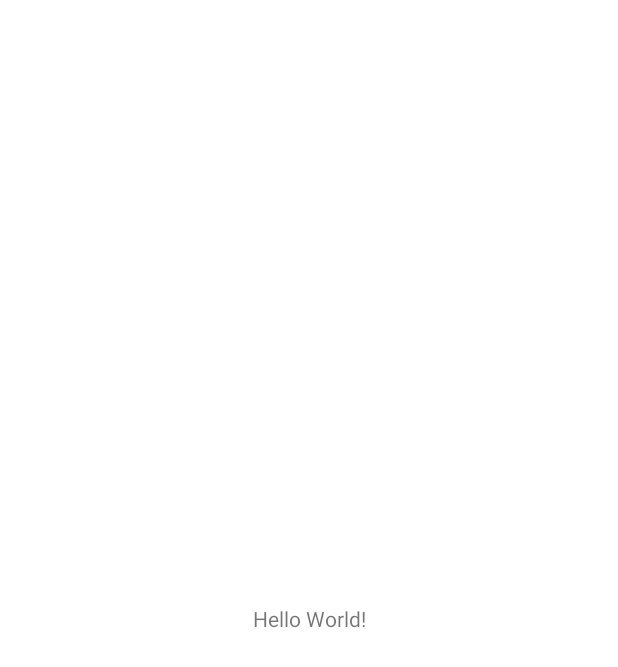
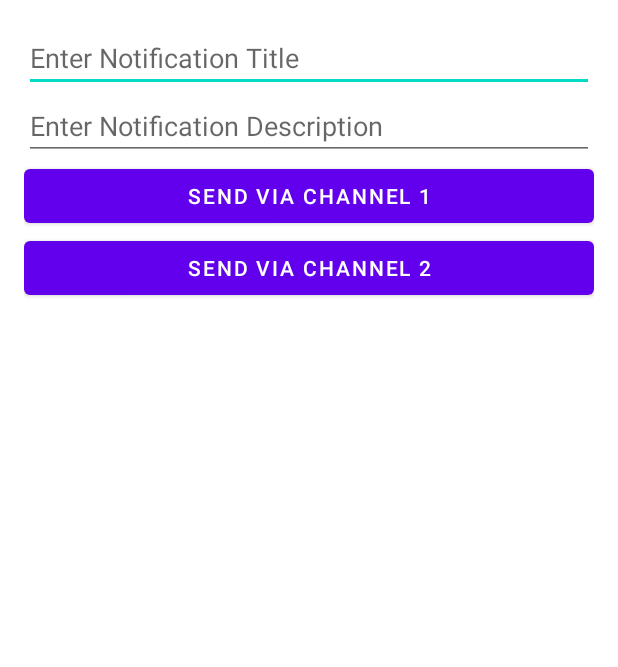
Before and after one commit to OlaoreFouad/android-certification-prep, an Android app: the screen it shows after launch (MainActivity), on a phone screen of 412 x 824 dp. Before the commit the part shown is almost empty. Shown: the top 667 px of the screen. Run offline under Robolectric (Android 15) with nearby library versions, the phone set to English and light mode, and no system bars.

Commit message:
feature: reviewed how to create notifications with the use of notification channels and various priority types and importance

```diff
--- a/app/src/main/AndroidManifest.xml
+++ b/app/src/main/AndroidManifest.xml
@@ -3,6 +3,7 @@
     package="dev.olaore.android_certification_prep">
 
     <application
+        android:name=".MainApplication"
         android:allowBackup="true"
         android:icon="@mipmap/ic_launcher"
         android:label="@string/app_name"
--- a/app/src/main/java/dev/olaore/android_certification_prep/MainActivity.kt
+++ b/app/src/main/java/dev/olaore/android_certification_prep/MainActivity.kt
@@ -3,29 +3,71 @@ package dev.olaore.android_certification_prep
 import android.app.Notification
 import android.app.NotificationManager
 import android.content.Context
+import android.os.Build
 import androidx.appcompat.app.AppCompatActivity
 import android.os.Bundle
 import android.os.Handler
+import android.widget.Button
+import android.widget.EditText
 import android.widget.Toast
 import com.google.android.material.snackbar.Snackbar
 
 @Suppress("SameParameterValue")
 class MainActivity : AppCompatActivity() {
+
+    private lateinit var title: EditText
+    private lateinit var description: EditText
+    private lateinit var channel1Button: Button
+    private lateinit var channel2Button: Button
+
     override fun onCreate(savedInstanceState: Bundle?) {
         super.onCreate(savedInstanceState)
         setContentView(R.layout.activity_main)
 
-        showNotification("Notification Title 1", "Notification Title 2")
+        title = findViewById(R.id.notification_title)
+        description = findViewById(R.id.notification_description)
+        channel1Button = findViewById(R.id.send_notification_channel_1)
+        channel2Button = findViewById(R.id.send_notification_channel_2)
+
+        channel1Button.setOnClickListener {
+            val valid = performValidation()
+            if (valid) {
+                showNotification(title.text.toString(), description.text.toString(), CHANNEL_ID_1)
+            }
+        }
+
+        channel2Button.setOnClickListener {
+            val valid = performValidation()
+            if (valid) {
+                showNotification(title.text.toString(), description.text.toString(), CHANNEL_ID_2)
+            }
+        }
+
+
     }
 
-    private fun showNotification(title: String, message: String) {
-        val builder: Notification.Builder = Notification.Builder(this)
+    private fun showNotification(title: String, message: String, channelId: String) {
+        val builder: Notification.Builder = if (Build.VERSION.SDK_INT >= Build.VERSION_CODES.O) {
+            Notification.Builder(this, channelId)
+        } else {
+            Notification.Builder(this)
+        }
+
+        builder.setSmallIcon(R.drawable.ic_message)
             .setContentTitle(title)
             .setContentText(message)
-            .setSmallIcon(R.drawable.ic_launcher_background)
+            .setCategory(Notification.CATEGORY_MESSAGE)
 
         val manager = getSystemService(Context.NOTIFICATION_SERVICE) as NotificationManager
-        manager.notify(0, builder.build())
+        manager.notify(1, builder.build())
+    }
+
+    private fun performValidation(): Boolean {
+        if (title.text.toString().isEmpty() || description.text.toString().isEmpty()) {
+            showToast("Fill in the title and description fields please")
+            return false
+        }
+        return true
     }
 
     private fun showPopups() {
@@ -46,7 +88,7 @@ class MainActivity : AppCompatActivity() {
 
     private fun showSnackbar(message: String) {
         Snackbar.make(
-                findViewById(R.id.text_view), message, Snackbar.LENGTH_LONG
+                findViewById(R.id.linear_layout), message, Snackbar.LENGTH_LONG
         ).show()
     }
 }
--- /dev/null
+++ b/app/src/main/java/dev/olaore/android_certification_prep/MainApplication.kt
@@ -0,0 +1,39 @@
+package dev.olaore.android_certification_prep
+
+import android.app.Application
+import android.app.NotificationChannel
+import android.app.NotificationManager
+import android.os.Build
+
+const val CHANNEL_ID_1 = "channel1"
+const val CHANNEL_ID_2 = "channel2"
+
+class MainApplication : Application() {
+
+    override fun onCreate() {
+        super.onCreate()
+
+        createNotificationChannels()
+    }
+
+    private fun createNotificationChannels() {
+
+        if (Build.VERSION.SDK_INT >= Build.VERSION_CODES.O) {
+            val channel1 = NotificationChannel(
+                CHANNEL_ID_1, "First Channel", NotificationManager.IMPORTANCE_HIGH
+            )
+            channel1.description = "First Channel Description - High Importance"
+            val channel2 = NotificationChannel(
+                CHANNEL_ID_2, "Second Channel", NotificationManager.IMPORTANCE_LOW
+            )
+            channel2.description = "Second Channel Description - Low Importance"
+
+            val notificationManager: NotificationManager =
+                getSystemService(NotificationManager::class.java)!!
+            notificationManager.createNotificationChannel(channel1)
+            notificationManager.createNotificationChannel(channel2)
+        }
+
+    }
+
+}
--- /dev/null
+++ b/app/src/main/res/drawable/ic_message.xml
@@ -0,0 +1,10 @@
+<vector xmlns:android="http://schemas.android.com/apk/res/android"
+    android:width="24dp"
+    android:height="24dp"
+    android:viewportWidth="24"
+    android:viewportHeight="24"
+    android:tint="?attr/colorControlNormal">
+  <path
+      android:fillColor="@android:color/white"
+      android:pathData="M20,2H4.01c-1.1,0 -2,0.9 -2,2L2,22l4,-4h14c1.1,0 2,-0.9 2,-2V4C22,2.9 21.1,2 20,2zM12,6c1.1,0 2,0.9 2,2s-0.9,2 -2,2s-2,-0.9 -2,-2S10.9,6 12,6zM16,14H8v-0.57c0,-0.81 0.48,-1.53 1.22,-1.85C10.07,11.21 11.01,11 12,11c0.99,0 1.93,0.21 2.78,0.58C15.52,11.9 16,12.62 16,13.43V14z"/>
+</vector>
--- a/app/src/main/res/layout/activity_main.xml
+++ b/app/src/main/res/layout/activity_main.xml
@@ -1,19 +1,36 @@
 <?xml version="1.0" encoding="utf-8"?>
-<androidx.constraintlayout.widget.ConstraintLayout xmlns:android="http://schemas.android.com/apk/res/android"
+<LinearLayout xmlns:android="http://schemas.android.com/apk/res/android"
     xmlns:app="http://schemas.android.com/apk/res-auto"
     xmlns:tools="http://schemas.android.com/tools"
     android:layout_width="match_parent"
     android:layout_height="match_parent"
+    android:orientation="vertical"
+    android:id="@+id/linear_layout"
+    android:padding="16dp"
     tools:context=".MainActivity">
 
-    <TextView
-        android:id="@+id/text_view"
-        android:layout_width="wrap_content"
+    <EditText
+        android:id="@+id/notification_title"
+        android:layout_width="match_parent"
         android:layout_height="wrap_content"
-        android:text="Hello World!"
-        app:layout_constraintBottom_toBottomOf="parent"
-        app:layout_constraintLeft_toLeftOf="parent"
-        app:layout_constraintRight_toRightOf="parent"
-        app:layout_constraintTop_toTopOf="parent" />
+        android:hint="@string/enter_notification_title" />
 
-</androidx.constraintlayout.widget.ConstraintLayout>
+    <EditText
+        android:id="@+id/notification_description"
+        android:layout_width="match_parent"
+        android:layout_height="wrap_content"
+        android:hint="@string/enter_notification_description" />
+
+    <Button
+        android:id="@+id/send_notification_channel_1"
+        android:layout_width="match_parent"
+        android:layout_height="wrap_content"
+        android:text="@string/send_via_channel_1" />
+
+    <Button
+        android:id="@+id/send_notification_channel_2"
+        android:layout_width="match_parent"
+        android:layout_height="wrap_content"
+        android:text="@string/send_via_channel_2" />
+
+</LinearLayout>
--- a/app/src/main/res/values/strings.xml
+++ b/app/src/main/res/values/strings.xml
@@ -1,3 +1,7 @@
 <resources>
   <string name="app_name">android-certification-prep</string>
+    <string name="enter_notification_title">Enter Notification Title</string>
+  <string name="enter_notification_description">Enter Notification Description</string>
+  <string name="send_via_channel_1">Send Via Channel 1</string>
+  <string name="send_via_channel_2">Send Via Channel 2</string>
 </resources>
```
Lines whose indentation alone changed are shown as unchanged.
